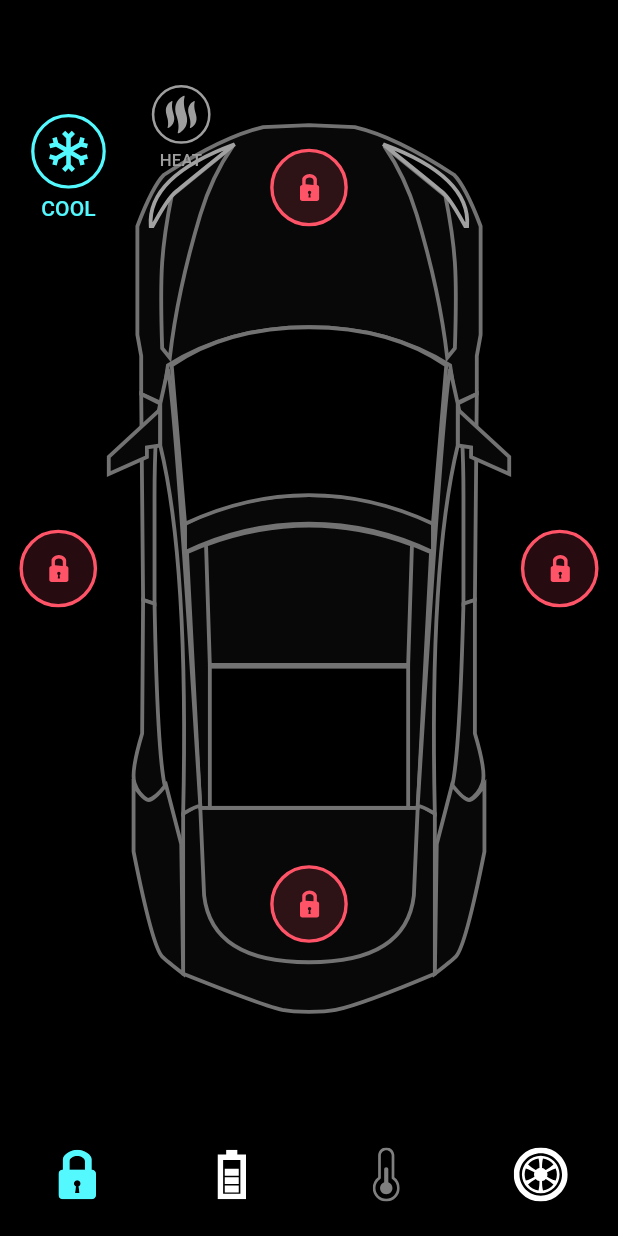
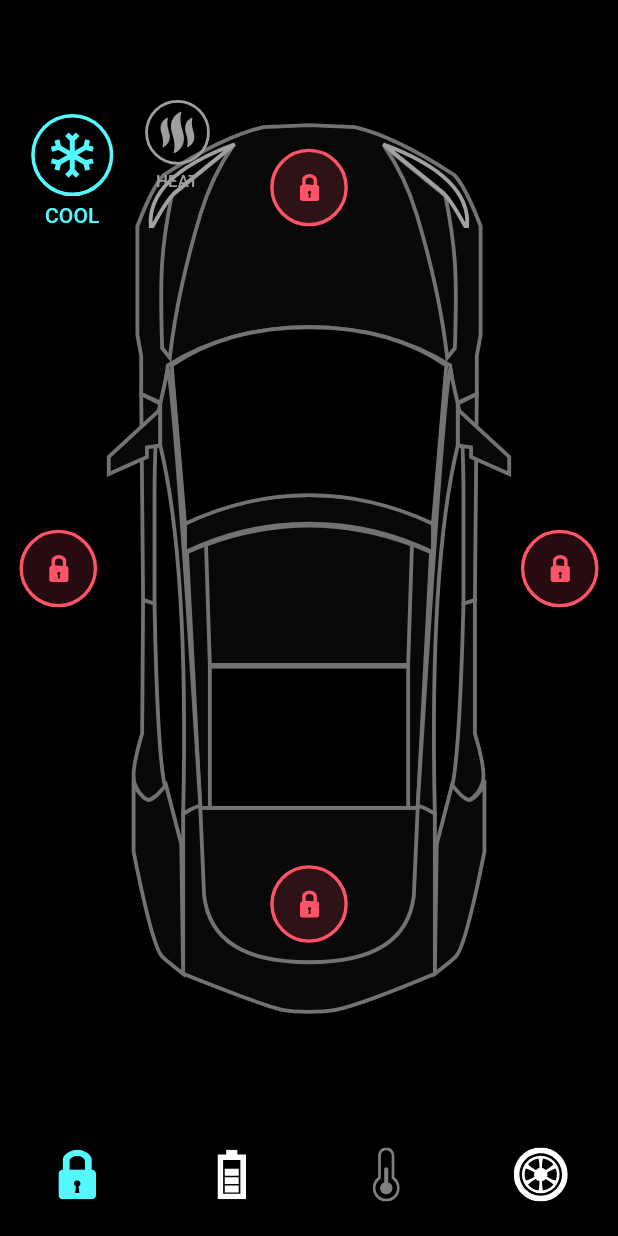
Before and after one commit to aninarafath6/tesla-app, a Flutter app: the screen it shows after launch, on a phone screen of 412 x 824 dp. Run offline on Flutter 3.47's test engine with Material 2 defaults, Android fonts, the phone set to English and light mode, and no system bars; our stand-ins replace flutter_svg.

Commit message:
temp animation buttons

```diff
--- a/lib/app/views/screens/temp/temperature_section.dart
+++ b/lib/app/views/screens/temp/temperature_section.dart
@@ -86,7 +86,7 @@ class _TemperatureSectionState extends State<TemperatureSection>
                 return Row(
                   children: [
                     Transform.translate(
-                      offset: Offset(0, -coolAnimation.value * 80),
+                      offset: Offset(0, -coolAnimation.value * 70),
                       child: GestureDetector(
                         onTap: () {
                           heatAnimationController.reverse();
@@ -100,7 +100,7 @@ class _TemperatureSectionState extends State<TemperatureSection>
                             children: <Widget>[
                               SvgPicture.asset(
                                 AppImages.coolButton,
-                                width: 50,
+                                width: 55,
                                 color: _provider.isCool
                                     ? AppColors.primaryColor
                                     : Colors.grey,
@@ -124,9 +124,9 @@ class _TemperatureSectionState extends State<TemperatureSection>
                         ),
                       ),
                     ),
-                    const SizedBox(width: 25),
+                    const SizedBox(width: 15),
                     Transform.translate(
-                      offset: Offset(0, (-1 + heatAnimation.value) * 80),
+                      offset: Offset(0, (-1 + heatAnimation.value) * 70),
                       child: GestureDetector(
                         onTap: () {
                           heatAnimationController.forward();
@@ -140,7 +140,7 @@ class _TemperatureSectionState extends State<TemperatureSection>
                             children: <Widget>[
                               SvgPicture.asset(
                                 AppImages.heatButton,
-                                width: 50,
+                                width: 55,
                                 color: !_provider.isCool
                                     ? AppColors.redColor
                                     : Colors.grey,
```
